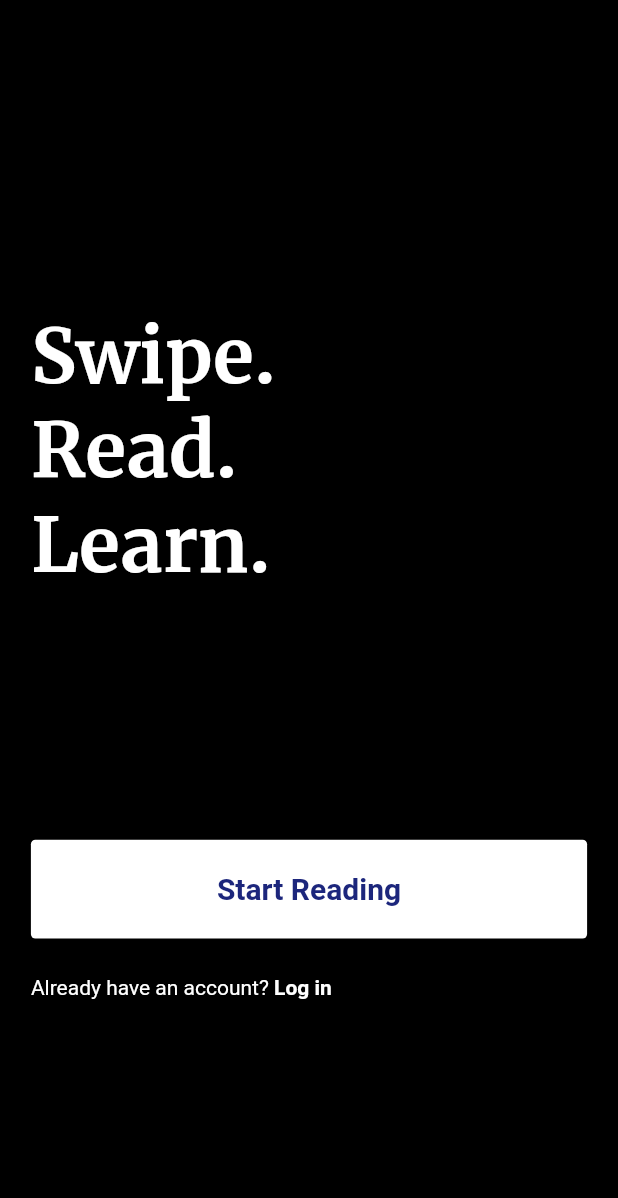
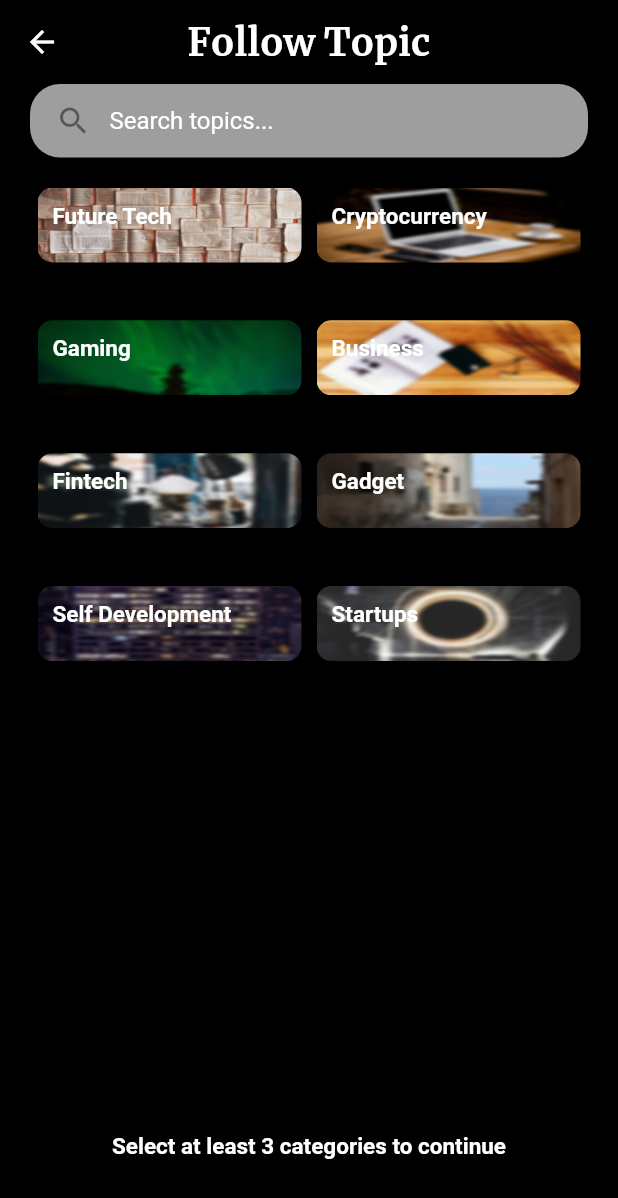
Before and after one commit to farhandhika258/ui_test_flutter, a Flutter app: the screen it shows after launch, after a tap on "Start Reading", on a phone screen of 412 x 824 dp. Shown: the top 1198 px of the screen. Run offline on Flutter 3.47's test engine with Material 2 defaults, Android fonts, the phone set to English and light mode, and no system bars.

Commit message:
Add follow topic page

```diff
--- a/lib/main.dart
+++ b/lib/main.dart
@@ -1,4 +1,5 @@
 import 'package:flutter/material.dart';
+import 'package:flutter_app_ui_test/select_topic_page.dart';
 import 'package:flutter_app_ui_test/size_config.dart';
 
 void main() {
@@ -131,7 +132,9 @@ class _MyHomePageState extends State<MyHomePage> {
                               fontSize: 20
                           ),
                         ),
-                        onPressed: () {},
+                        onPressed: () {
+                          _goToSelectTopic();
+                        },
                         shape: RoundedRectangleBorder(borderRadius: new BorderRadius.circular(3.0))
                     ),
                   ),
@@ -173,4 +176,10 @@ class _MyHomePageState extends State<MyHomePage> {
         )
     );
   }
+   _goToSelectTopic() {
+     Navigator.push(
+       context,
+       MaterialPageRoute(builder: (context) => SelectTopicPage()),
+     );
+   }
 }
--- /dev/null
+++ b/lib/models/category.dart
@@ -0,0 +1,12 @@
+import 'package:json_annotation/json_annotation.dart';
+
+@JsonSerializable(nullable: true, ignoreUnannotated: true, explicitToJson: true)
+class Category {
+  @JsonKey(name: 'name') String name;
+  @JsonKey(name: 'url') String url;
+
+  Category({
+    this.name,
+    this.url,
+  });
+}
--- /dev/null
+++ b/lib/select_topic_page.dart
@@ -0,0 +1,233 @@
+import 'package:flutter/material.dart';
+import 'package:flutter_app_ui_test/models/category.dart';
+import 'package:flutter_app_ui_test/size_config.dart';
+
+class SelectTopicPage extends StatefulWidget {
+  @override
+  _SelectTopicPageState createState() => _SelectTopicPageState();
+}
+
+class _SelectTopicPageState extends State<SelectTopicPage> {
+
+  GlobalKey<ScaffoldState> _scaffoldKey = GlobalKey();
+  List<Category> _placeholderCategory = [];
+
+  List<Category> _queryCategory = [];
+  String _searchQuery = "";
+
+  @override
+  Widget build(BuildContext context) {
+    SizeConfig().init(context);
+    _generateCategory();
+
+    return SafeArea(
+      child: Scaffold(
+        key: _scaffoldKey,
+        appBar: _appBarWidget(context),
+        backgroundColor: Colors.black,
+        body: Container(
+          height: SizeConfig.screenHeight,
+          width: SizeConfig.screenWidth,
+          child: Stack(
+            children: [
+              Column(
+                children: <Widget>[
+
+                  _buildSearchViewWidget(),
+
+                  Expanded(
+                    child: Container(
+                      margin: EdgeInsets.only(left: 20, right: 20, bottom: 15, top: 20),
+                      child: _initListBuilder(),
+                    ),
+                  ),
+                ],
+              ),
+
+              Align(
+                alignment: Alignment.bottomCenter,
+                child: _buildBottomWidget(),
+              )
+            ],
+          ),
+        )
+      ),
+    );
+  }
+
+  Widget _appBarWidget(BuildContext context) {
+    return AppBar(
+      centerTitle: true,
+      elevation: 0.0,
+      title: Text( 'Follow Topic' ,
+        style: TextStyle(
+            color: Colors.white,
+            fontWeight: FontWeight.bold,
+            fontFamily: 'Merriweather',
+            fontSize: 25.0
+        ),
+      ),
+      backgroundColor: Colors.transparent,
+      iconTheme: IconThemeData(
+        color: Colors.white, //change your color here
+      ),
+    );
+  }
+
+  Widget _buildSearchViewWidget() {
+    return Container(
+      margin: EdgeInsets.only(left: 20, right: 20, bottom: 0, top: 0),
+      padding: EdgeInsets.only(left: 5),
+      width: SizeConfig.screenWidth,
+      decoration: BoxDecoration(
+          color: Colors.grey,
+          borderRadius: BorderRadius.circular(20.0)
+      ),
+      child: Row(
+        children: <Widget>[
+          Expanded(
+            child: TextFormField(
+              keyboardType: TextInputType.emailAddress,
+              textInputAction: TextInputAction.next,
+              textAlign: TextAlign.left,
+              initialValue: _searchQuery,
+              decoration: InputDecoration(
+                fillColor: Colors.white,
+                border: InputBorder.none,
+                focusedBorder: InputBorder.none,
+                enabledBorder: InputBorder.none,
+                errorBorder: InputBorder.none,
+                disabledBorder: InputBorder.none,
+                contentPadding: EdgeInsets.only(left: 10, bottom: 15, top: 15),
+                hintText: 'Search topics...',
+                prefixIcon: Icon(Icons.search),
+                hintStyle: TextStyle(
+                  color: Colors.white,
+                ),
+              ),
+              onChanged: (text) {
+                setState(() {
+                  _searchQuery = text;
+                  _queryCategory.clear();
+                  _populateQuery();
+                });
+              },
+            ),
+          ),
+        ],
+      ),
+    );
+  }
+
+  Widget _buildBottomWidget() {
+    return Container(
+      height: 120,
+      width: SizeConfig.screenWidth,
+      decoration: BoxDecoration(
+          gradient: LinearGradient(
+            begin: Alignment.bottomCenter,
+            end: Alignment.topCenter,
+            stops: [
+              0.7,
+              1
+            ],
+            colors: [
+              Colors.black,
+              Colors.transparent,
+            ],
+          )
+      ),
+      child: Center(
+        child: Text(
+          'Select at least 3 categories to continue',
+          style: TextStyle(
+            fontSize: 15,
+            color: Colors.white,
+            fontWeight: FontWeight.bold,
+          ),
+        )
+      ),
+    );
+  }
+
+  Widget _initListBuilder() {
+    if (_queryCategory.isNotEmpty) {
+      return  GridView.count(
+        childAspectRatio: 2.1,
+        crossAxisCount: 2,
+        shrinkWrap: true,
+        children: _queryCategory.map((category) {
+          return _buildCategoryContainer(category);
+        }).toList(),
+      );
+    } else {
+      return GridView.count(
+        childAspectRatio: 2.1,
+        crossAxisCount: 2,
+        shrinkWrap: true,
+        children: _placeholderCategory.map((category) {
+          return _buildCategoryContainer(category);
+        }).toList(),
+      );
+    }
+  }
+
+  Widget _buildCategoryContainer(Category category) {
+
+    return Container(
+      padding: EdgeInsets.only(left: 5, right: 5),
+      height: 50,
+      child: Stack(
+        children: <Widget>[
+
+          InkWell(
+            onTap: () {},
+            child: ClipRRect(
+              borderRadius: BorderRadius.circular(10.0),
+              child: Image.asset(
+                category.url,
+                width: 200.0,
+                height: 50.0,
+                fit: BoxFit.fill,
+              ),
+            ),
+          ),
+
+          Container(
+            padding: EdgeInsets.only(top: 10, left: 10),
+            child: Text(
+                category.name ?? 'New Feature',
+                maxLines: 1,
+                overflow: TextOverflow.ellipsis,
+                style: TextStyle(
+                    fontSize: 15,
+                    color: Colors.white,
+                  fontWeight: FontWeight.bold,
+                )
+            ),
+          )
+        ],
+      ),
+    );
+  }
+
+  _generateCategory() {
+    _placeholderCategory.clear();
+    _placeholderCategory.add(Category(name: 'Future Tech', url: 'assets/sample-image1.jpeg'));
+    _placeholderCategory.add(Category(name: 'Cryptocurrency', url: 'assets/sample-image2.jpeg'));
+    _placeholderCategory.add(Category(name: 'Gaming', url: 'assets/sample-image3.jpeg'));
+    _placeholderCategory.add(Category(name: 'Business', url: 'assets/sample-image4.jpeg'));
+    _placeholderCategory.add(Category(name: 'Fintech', url: 'assets/sample-image5.jpeg'));
+    _placeholderCategory.add(Category(name: 'Gadget', url: 'assets/sample-image6.jpeg'));
+    _placeholderCategory.add(Category(name: 'Self Development', url: 'assets/sample-image7.jpeg'));
+    _placeholderCategory.add(Category(name: 'Startups', url: 'assets/sample-image8.jpeg'));
+    }
+
+  _populateQuery() {
+    _placeholderCategory.forEach((element) {
+      if (element.name.toLowerCase().contains(_searchQuery.toLowerCase())) {
+        _queryCategory.add(element);
+      }
+    });
+  }
+}
```
Also changed, not shown: pubspec.yaml (+11 -4 lines), assets/sample-image1.jpeg (added), assets/sample-image2.jpeg (added), assets/sample-image3.jpeg (added), assets/sample-image4.jpeg (added), assets/sample-image5.jpeg (added), assets/sample-image6.jpeg (added), assets/sample-image7.jpeg (added), assets/sample-image8.jpeg (added), pubspec.lock, 3 other files.
